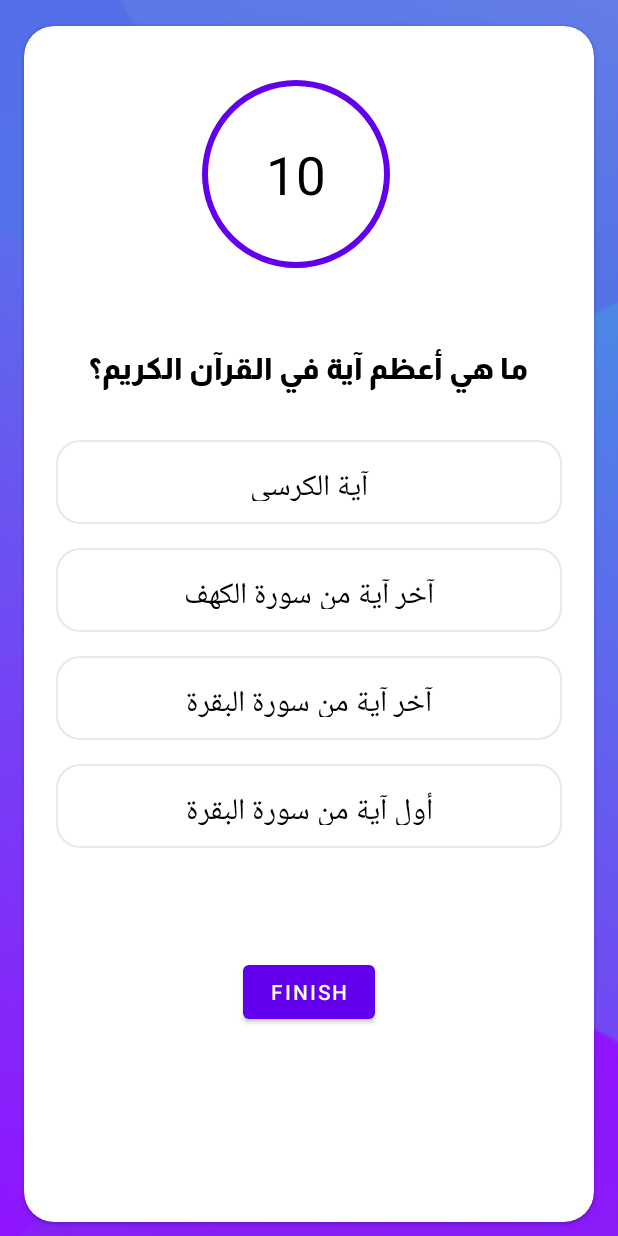
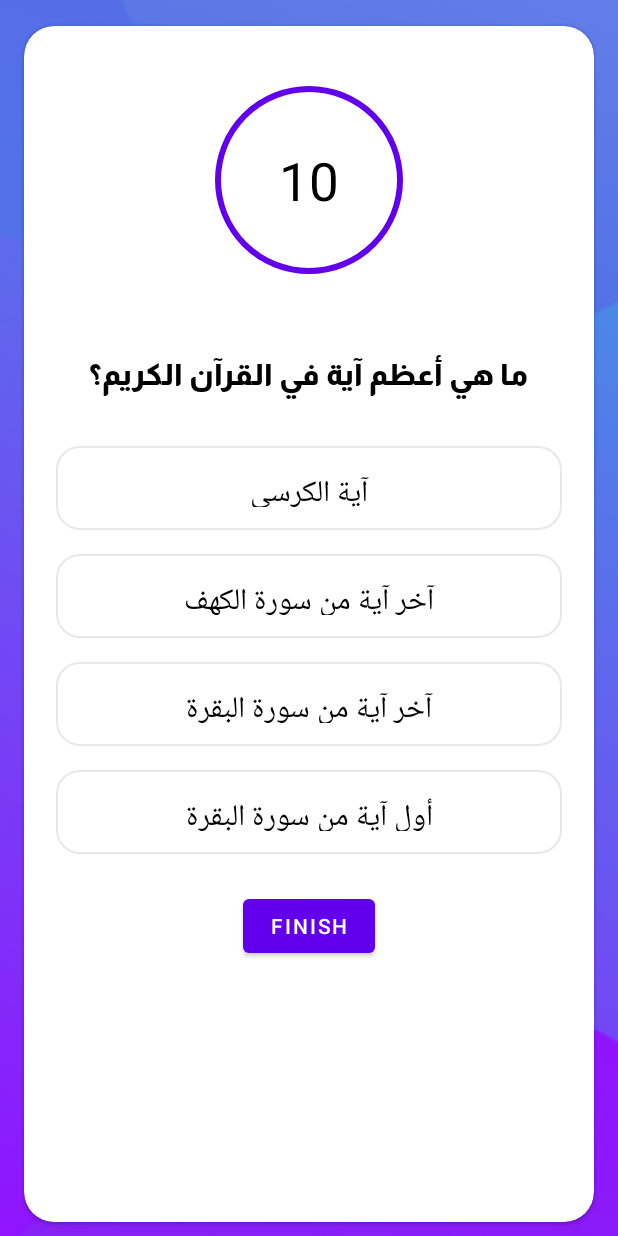
Before and after one commit to MostafaMohamed2002/Quiz-App, an Android app: the QuizQuestionActivity screen opened directly, with no data from a screen before it, on a phone screen of 412 x 824 dp. Run offline under Robolectric (Android 15) with nearby library versions, the phone set to English and light mode, and no system bars; Roboto replaces fonts that are not available here.

Commit message:
ui changes

```diff
--- a/app/src/main/res/layout/activity_quiz_question.xml
+++ b/app/src/main/res/layout/activity_quiz_question.xml
@@ -29,14 +29,16 @@
                 android:layout_width="200dp"
                 android:layout_height="200dp"
 
-                android:layout_marginTop="32dp"
-                android:layout_marginEnd="132dp"
+                android:layout_marginStart="16dp"
+                android:layout_marginTop="36dp"
+                android:layout_marginEnd="16dp"
                 android:indeterminate="false"
                 android:max="10"
                 android:min="1"
                 android:progress="5"
                 app:indicatorSize="125dp"
                 app:layout_constraintEnd_toEndOf="parent"
+                app:layout_constraintStart_toStartOf="parent"
                 app:layout_constraintTop_toTopOf="parent"
                 app:showAnimationBehavior="outward" />
 
@@ -151,10 +153,8 @@
                 android:id="@+id/submit_btn"
                 android:layout_width="wrap_content"
                 android:layout_height="wrap_content"
-                android:layout_marginTop="32dp"
-                android:layout_marginBottom="90dp"
+                android:layout_marginTop="24dp"
                 android:text="Submit"
-                app:layout_constraintBottom_toBottomOf="parent"
                 app:layout_constraintEnd_toEndOf="@+id/option_four"
                 app:layout_constraintStart_toStartOf="@+id/option_four"
                 app:layout_constraintTop_toBottomOf="@+id/option_four" />
```
